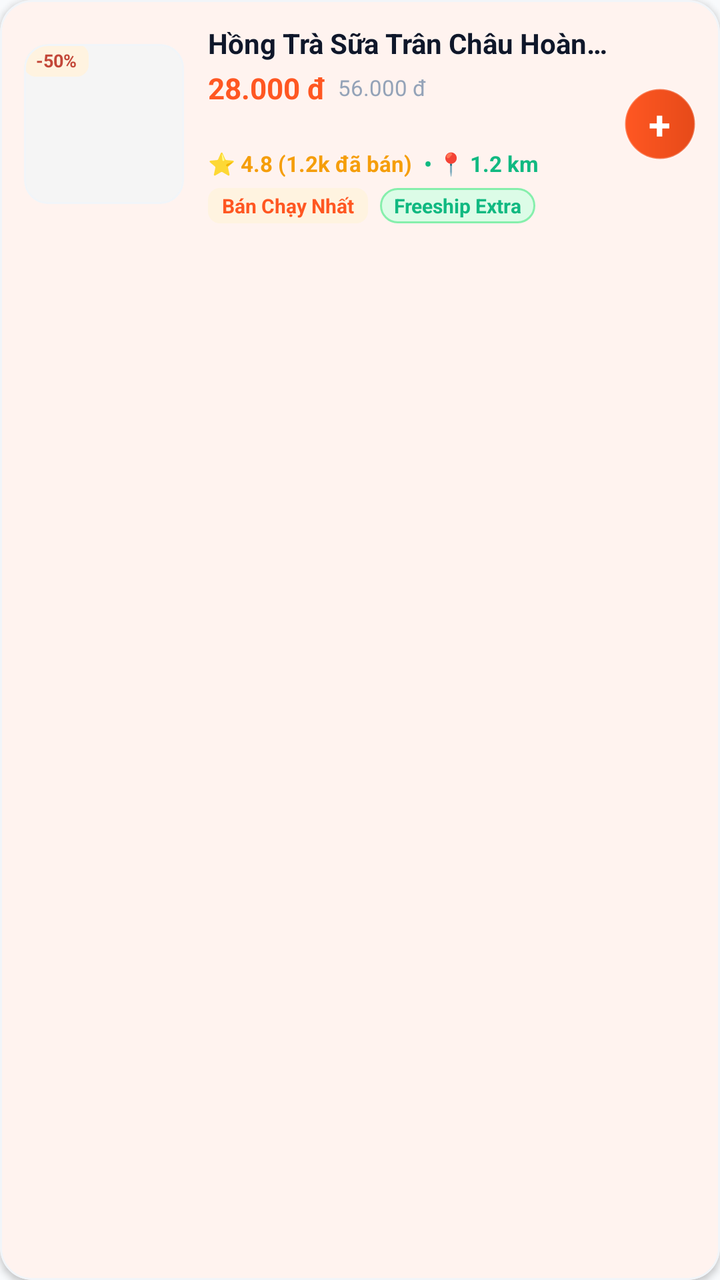
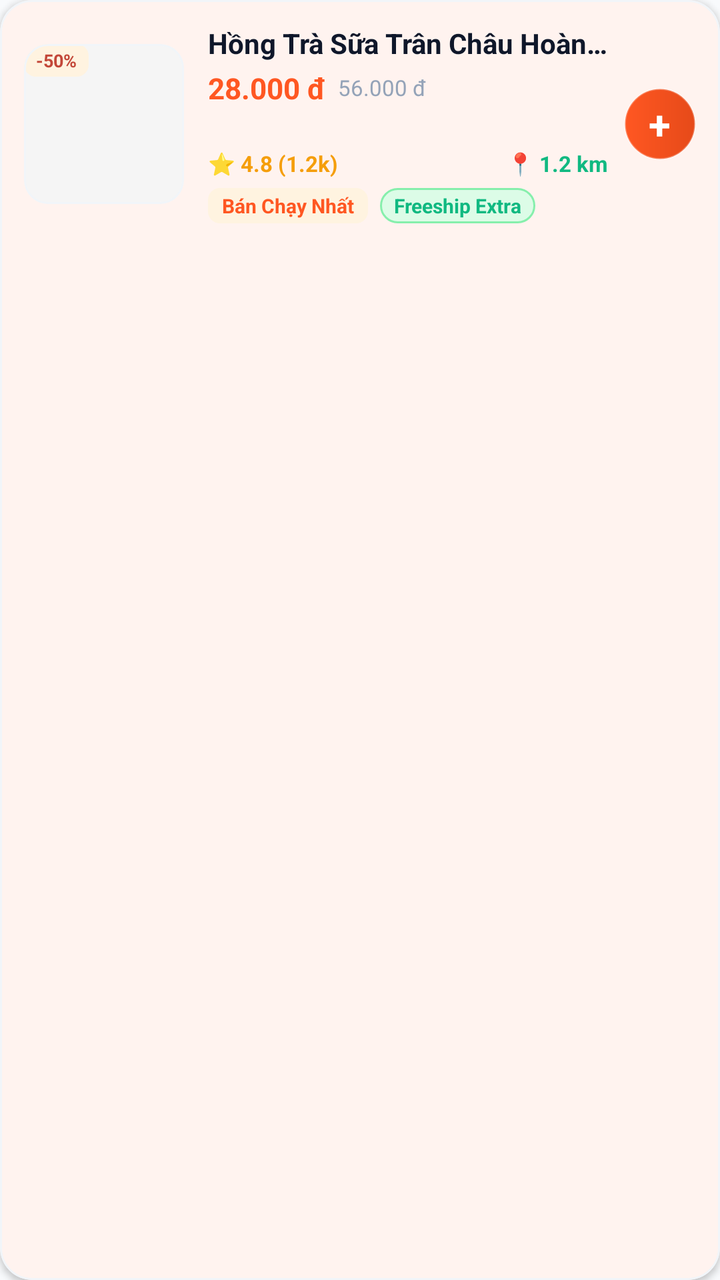

An Android layout rendered at two revisions. The XML below is the earlier revision; the diff shows what the commit changed to produce the second picture.
<!-- AndroidManifest.xml: application theme Theme.FoodOrder.Customer -->
<!-- res/layout/item_home_dish.xml -->
<?xml version="1.0" encoding="utf-8"?>
<com.google.android.material.card.MaterialCardView xmlns:android="http://schemas.android.com/apk/res/android"
    xmlns:app="http://schemas.android.com/apk/res-auto"
    android:id="@+id/cardHomeDish"
    android:layout_width="match_parent"
    android:layout_height="wrap_content"
    android:layout_marginBottom="12dp"
    android:clickable="true"
    android:focusable="true"
    app:cardBackgroundColor="@color/surface"
    app:cardCornerRadius="16dp"
    app:cardElevation="2dp"
    app:strokeColor="@color/border_light"
    app:strokeWidth="1dp"
    app:rippleColor="@color/ripple">

    <androidx.constraintlayout.widget.ConstraintLayout
        android:layout_width="match_parent"
        android:layout_height="wrap_content"
        android:padding="12dp">

        
        <com.google.android.material.card.MaterialCardView
            android:id="@+id/flDishThumb"
            android:layout_width="80dp"
            android:layout_height="80dp"
            app:cardCornerRadius="12dp"
            app:cardElevation="0dp"
            app:strokeColor="@color/border_light"
            app:strokeWidth="1dp"
            app:layout_constraintBottom_toBottomOf="parent"
            app:layout_constraintStart_toStartOf="parent"
            app:layout_constraintTop_toTopOf="parent">

            <FrameLayout
                android:layout_width="match_parent"
                android:layout_height="match_parent">

                <ImageView
                    android:id="@+id/ivDishThumb"
                    android:layout_width="match_parent"
                    android:layout_height="match_parent"
                    android:scaleType="centerCrop"
                    android:src="@drawable/placeholder_food" />

                <TextView
                    android:id="@+id/tvDishEmoji"
                    android:layout_width="wrap_content"
                    android:layout_height="wrap_content"
                    android:layout_gravity="center"
                    android:text=""
                    android:textSize="36sp"
                    android:visibility="gone" />

                
                <TextView
                    android:id="@+id/tvDishPromo"
                    android:layout_width="wrap_content"
                    android:layout_height="wrap_content"
                    android:layout_gravity="top|start"
                    android:background="@drawable/bg_badge_orange"
                    android:paddingHorizontal="6dp"
                    android:paddingVertical="2dp"
                    android:text="-50%"
                    android:textColor="#c34738"
                    android:textSize="9sp"
                    android:textStyle="bold"
                    android:visibility="visible" />
            </FrameLayout>
        </com.google.android.material.card.MaterialCardView>

        
        <LinearLayout
            android:id="@+id/llDishInfo"
            android:layout_width="0dp"
            android:layout_height="wrap_content"
            android:layout_marginStart="12dp"
            android:layout_marginEnd="8dp"
            android:orientation="vertical"
            app:layout_constraintBottom_toBottomOf="parent"
            app:layout_constraintEnd_toStartOf="@id/btnAddDish"
            app:layout_constraintStart_toEndOf="@id/flDishThumb"
            app:layout_constraintTop_toTopOf="parent">

            
            <TextView
                android:id="@+id/tvDishName"
                android:layout_width="match_parent"
                android:layout_height="wrap_content"
                android:ellipsize="end"
                android:maxLines="1"
                android:text="Hồng Trà Sữa Trân Châu Hoàng Kim"
                android:textColor="@color/text_primary"
                android:textSize="14sp"
                android:textStyle="bold" />

            
            <LinearLayout
                android:layout_width="match_parent"
                android:layout_height="wrap_content"
                android:layout_marginTop="3dp"
                android:gravity="center_vertical"
                android:orientation="horizontal">

                <TextView
                    android:id="@+id/tvDishPrice"
                    android:layout_width="wrap_content"
                    android:layout_height="wrap_content"
                    android:text="28.000 đ"
                    android:textColor="@color/primary"
                    android:textSize="14.5sp"
                    android:textStyle="bold" />

                <TextView
                    android:id="@+id/tvDishOldPrice"
                    android:layout_width="wrap_content"
                    android:layout_height="wrap_content"
                    android:layout_marginStart="6dp"
                    android:text="56.000 đ"
                    android:textColor="@color/text_muted"
                    android:textSize="11sp"
                    android:visibility="visible" />
            </LinearLayout>

            
            <TextView
                android:id="@+id/tvStoreName"
                android:layout_width="match_parent"
                android:layout_height="wrap_content"
                android:layout_marginTop="2dp"
                android:ellipsize="end"
                android:maxLines="1"
                android:text=""
                android:textColor="@color/text_secondary"
                android:textSize="11.5sp"
                android:textStyle="bold" />

            
            <LinearLayout
                android:layout_width="match_parent"
                android:layout_height="wrap_content"
                android:layout_marginTop="3dp"
                android:gravity="center_vertical"
                android:orientation="horizontal">

                <TextView
                    android:id="@+id/tvRatingMeta"
                    android:layout_width="wrap_content"
                    android:layout_height="wrap_content"
                    android:text="⭐ 4.8 (1.2k đã bán)"
                    android:textColor="@color/rating_star"
                    android:textSize="11sp"
                    android:textStyle="bold" />

                <TextView
                    android:id="@+id/tvDistanceMeta"
                    android:layout_width="wrap_content"
                    android:layout_height="wrap_content"
                    android:layout_marginStart="6dp"
                    android:text="• 📍 1.2 km"
                    android:textColor="@color/brand_green"
                    android:textSize="11sp"
                    android:textStyle="bold" />
            </LinearLayout>

            
            <LinearLayout
                android:id="@+id/layoutTags"
                android:layout_width="match_parent"
                android:layout_height="wrap_content"
                android:layout_marginTop="5dp"
                android:orientation="horizontal">

                <TextView
                    android:id="@+id/tvTag1"
                    android:layout_width="wrap_content"
                    android:layout_height="wrap_content"
                    android:background="@drawable/bg_badge_orange"
                    android:paddingHorizontal="7dp"
                    android:paddingVertical="2dp"
                    android:text="Bán Chạy Nhất"
                    android:textColor="@color/primary"
                    android:textSize="10sp"
                    android:textStyle="bold" />

                <TextView
                    android:id="@+id/tvTag2"
                    android:layout_width="wrap_content"
                    android:layout_height="wrap_content"
                    android:layout_marginStart="6dp"
                    android:background="@drawable/bg_badge_light_green"
                    android:paddingHorizontal="7dp"
                    android:paddingVertical="2dp"
                    android:text="Freeship Extra"
                    android:textColor="@color/brand_green"
                    android:textSize="10sp"
                    android:textStyle="bold" />
            </LinearLayout>

        </LinearLayout>

        
        <FrameLayout
            android:id="@+id/btnAddDish"
            android:layout_width="36dp"
            android:layout_height="36dp"
            android:background="@drawable/bg_floating_cart"
            android:clickable="true"
            android:elevation="2dp"
            android:focusable="true"
            app:layout_constraintBottom_toBottomOf="parent"
            app:layout_constraintEnd_toEndOf="parent"
            app:layout_constraintTop_toTopOf="parent">

            <TextView
                android:layout_width="wrap_content"
                android:layout_height="wrap_content"
                android:layout_gravity="center"
                android:text="+"
                android:textColor="@color/white"
                android:textSize="20sp"
                android:textStyle="bold" />
        </FrameLayout>

    </androidx.constraintlayout.widget.ConstraintLayout>
</com.google.android.material.card.MaterialCardView>
<!-- resources referenced by this layout -->
<resources>
  <color name="border_light">#F1F5F9</color>
  <color name="brand_green">#10B981</color>
  <color name="primary">#FF5722</color>
  <color name="rating_star">#F59E0B</color>
  <color name="ripple">#1AFF5722</color>
  <color name="surface">#FFFFFF</color>
  <color name="text_muted">#94A3B8</color>
  <color name="text_primary">#0F172A</color>
  <color name="text_secondary">#64748B</color>
  <color name="white">#FFFFFF</color>
  <!-- drawable bg_badge_light_green (drawable) -->
  <?xml version="1.0" encoding="utf-8"?>
  <shape xmlns:android="http://schemas.android.com/apk/res/android"
      android:shape="rectangle">
      <solid android:color="#DCFCE7" />
      <corners android:radius="14dp" />
      <stroke
          android:width="1dp"
          android:color="#86EFAC" />
  </shape>
  <!-- drawable bg_badge_orange (drawable) -->
  <?xml version="1.0" encoding="utf-8"?>
  <shape xmlns:android="http://schemas.android.com/apk/res/android"
      android:shape="rectangle">
      <corners android:radius="6dp" />
      <solid android:color="@color/primary_light" />
  </shape>
  <!-- drawable bg_floating_cart (drawable) -->
  <?xml version="1.0" encoding="utf-8"?>
  <shape xmlns:android="http://schemas.android.com/apk/res/android"
      android:shape="rectangle">
      <corners android:radius="28dp" />
      <gradient
          android:angle="0"
          android:endColor="@color/primary_variant"
          android:startColor="@color/primary"
          android:type="linear" />
      <stroke
          android:width="1dp"
          android:color="#40FFFFFF" />
  </shape>
  <!-- drawable placeholder_food (drawable) -->
  <?xml version="1.0" encoding="utf-8"?>
  <shape xmlns:android="http://schemas.android.com/apk/res/android"
      android:shape="rectangle">
      <solid android:color="#F5F5F5" />
      <corners android:radius="8dp" />
  </shape>
  <style name="Theme.FoodOrder.Customer" parent="Theme.Material3.Light.NoActionBar">
          <item name="colorPrimary">@color/primary</item>
          <item name="colorPrimaryVariant">@color/primary_variant</item>
          <item name="colorOnPrimary">@color/on_primary</item>
          <item name="colorSecondary">@color/secondary</item>
          <item name="colorSecondaryVariant">@color/secondary_variant</item>
          <item name="colorOnSecondary">@color/on_secondary</item>
          <item name="android:colorBackground">@color/background</item>
          <item name="colorSurface">@color/surface</item>
          <item name="colorOnSurface">@color/on_surface</item>
          <item name="colorError">@color/error</item>
          <item name="colorOnError">@color/on_error</item>
          <item name="android:statusBarColor">@color/primary</item>
          <item name="android:windowLightStatusBar">false</item>
          <item name="android:navigationBarColor">@color/surface</item>
          <item name="android:windowLightNavigationBar">true</item>
      </style>
  <color name="primary_light">#FFF3E0</color>
  <color name="primary_variant">#E64A19</color>
  <color name="on_primary">#FFFFFF</color>
  <color name="secondary">#10B981</color>
  <color name="secondary_variant">#059669</color>
  <color name="on_secondary">#FFFFFF</color>
  <color name="background">#F8FAFC</color>
  <color name="on_surface">#1E293B</color>
  <color name="error">#EF4444</color>
  <color name="on_error">#FFFFFF</color>
</resources>

<!-- the commit's change to res/layout/item_home_dish.xml (unified diff, before → after) -->
@@ -145,9 +145,13 @@
 
                 <TextView
                     android:id="@+id/tvRatingMeta"
-                    android:layout_width="wrap_content"
-                    android:layout_height="wrap_content"
-                    android:text="⭐ 4.8 (1.2k đã bán)"
+                    android:layout_width="0dp"
+                    android:layout_height="wrap_content"
+                    android:layout_weight="1"
+                    android:ellipsize="end"
+                    android:maxLines="1"
+                    android:singleLine="true"
+                    android:text="⭐ 4.8 (1.2k)"
                     android:textColor="@color/rating_star"
                     android:textSize="11sp"
                     android:textStyle="bold" />
@@ -157,7 +161,9 @@
                     android:layout_width="wrap_content"
                     android:layout_height="wrap_content"
                     android:layout_marginStart="6dp"
-                    android:text="• 📍 1.2 km"
+                    android:maxLines="1"
+                    android:singleLine="true"
+                    android:text="📍 1.2 km"
                     android:textColor="@color/brand_green"
                     android:textSize="11sp"
                     android:textStyle="bold" />
